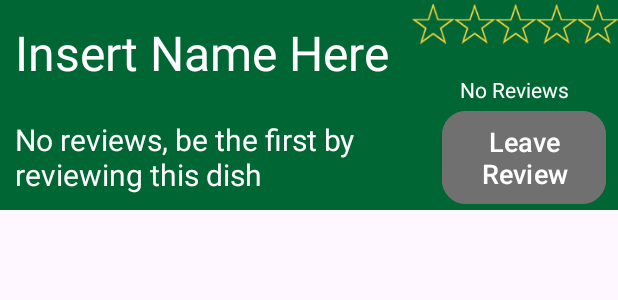
After one commit to shanepat/PalatePal, an Android app: the layout sample_food_item.xml on its own in the app's theme, with its tools: preview values and no code run, on a phone screen of 412 x 824 dp. The commit adds this screen. Shown: the top 300 px of the screen. Run offline under Robolectric (Android 15) with nearby library versions, the phone set to English and light mode, and no system bars.

Commit message:
Food item view

```diff
--- /dev/null
+++ b/app/src/main/java/msu/edu/cse476/dhillo17/palatepal/FoodItem.java
@@ -0,0 +1,189 @@
+package msu.edu.cse476.dhillo17.palatepal;
+
+import android.content.Context;
+import android.content.res.TypedArray;
+import android.graphics.Canvas;
+import android.graphics.Color;
+import android.graphics.Paint;
+import android.graphics.drawable.Drawable;
+import android.text.TextPaint;
+import android.util.AttributeSet;
+import android.view.View;
+
+/**
+ * TODO: document your custom view class.
+ */
+public class FoodItem extends View {
+    private String mExampleString; // TODO: use a default from R.string...
+    private int mExampleColor = Color.RED; // TODO: use a default from R.color...
+    private float mExampleDimension = 0; // TODO: use a default from R.dimen...
+    private Drawable mExampleDrawable;
+
+    private TextPaint mTextPaint;
+    private float mTextWidth;
+    private float mTextHeight;
+
+    public FoodItem(Context context) {
+        super(context);
+        init(null, 0);
+    }
+
+    public FoodItem(Context context, AttributeSet attrs) {
+        super(context, attrs);
+        init(attrs, 0);
+    }
+
+    public FoodItem(Context context, AttributeSet attrs, int defStyle) {
+        super(context, attrs, defStyle);
+        init(attrs, defStyle);
+    }
+
+    private void init(AttributeSet attrs, int defStyle) {
+        // Load attributes
+        final TypedArray a = getContext().obtainStyledAttributes(
+                attrs, R.styleable.FoodItem, defStyle, 0);
+
+        mExampleString = a.getString(
+                R.styleable.FoodItem_exampleString);
+        mExampleColor = a.getColor(
+                R.styleable.FoodItem_exampleColor,
+                mExampleColor);
+        // Use getDimensionPixelSize or getDimensionPixelOffset when dealing with
+        // values that should fall on pixel boundaries.
+        mExampleDimension = a.getDimension(
+                R.styleable.FoodItem_exampleDimension,
+                mExampleDimension);
+
+        if (a.hasValue(R.styleable.FoodItem_exampleDrawable)) {
+            mExampleDrawable = a.getDrawable(
+                    R.styleable.FoodItem_exampleDrawable);
+            mExampleDrawable.setCallback(this);
+        }
+
+        a.recycle();
+
+        // Set up a default TextPaint object
+        mTextPaint = new TextPaint();
+        mTextPaint.setFlags(Paint.ANTI_ALIAS_FLAG);
+        mTextPaint.setTextAlign(Paint.Align.LEFT);
+
+        // Update TextPaint and text measurements from attributes
+        invalidateTextPaintAndMeasurements();
+    }
+
+    private void invalidateTextPaintAndMeasurements() {
+        mTextPaint.setTextSize(mExampleDimension);
+        mTextPaint.setColor(mExampleColor);
+        mTextWidth = mTextPaint.measureText(mExampleString);
+
+        Paint.FontMetrics fontMetrics = mTextPaint.getFontMetrics();
+        mTextHeight = fontMetrics.bottom;
+    }
+
+    @Override
+    protected void onDraw(Canvas canvas) {
+        super.onDraw(canvas);
+
+        // TODO: consider storing these as member variables to reduce
+        // allocations per draw cycle.
+        int paddingLeft = getPaddingLeft();
+        int paddingTop = getPaddingTop();
+        int paddingRight = getPaddingRight();
+        int paddingBottom = getPaddingBottom();
+
+        int contentWidth = getWidth() - paddingLeft - paddingRight;
+        int contentHeight = getHeight() - paddingTop - paddingBottom;
+
+        // Draw the text.
+        canvas.drawText(mExampleString,
+                paddingLeft + (contentWidth - mTextWidth) / 2,
+                paddingTop + (contentHeight + mTextHeight) / 2,
+                mTextPaint);
+
+        // Draw the example drawable on top of the text.
+        if (mExampleDrawable != null) {
+            mExampleDrawable.setBounds(paddingLeft, paddingTop,
+                    paddingLeft + contentWidth, paddingTop + contentHeight);
+            mExampleDrawable.draw(canvas);
+        }
+    }
+
+    /**
+     * Gets the example string attribute value.
+     *
+     * @return The example string attribute value.
+     */
+    public String getExampleString() {
+        return mExampleString;
+    }
+
+    /**
+     * Sets the view"s example string attribute value. In the example view, this string
+     * is the text to draw.
+     *
+     * @param exampleString The example string attribute value to use.
+     */
+    public void setExampleString(String exampleString) {
+        mExampleString = exampleString;
+        invalidateTextPaintAndMeasurements();
+    }
+
+    /**
+     * Gets the example color attribute value.
+     *
+     * @return The example color attribute value.
+     */
+    public int getExampleColor() {
+        return mExampleColor;
+    }
+
+    /**
+     * Sets the view"s example color attribute value. In the example view, this color
+     * is the font color.
+     *
+     * @param exampleColor The example color attribute value to use.
+     */
+    public void setExampleColor(int exampleColor) {
+        mExampleColor = exampleColor;
+        invalidateTextPaintAndMeasurements();
+    }
+
+    /**
+     * Gets the example dimension attribute value.
+     *
+     * @return The example dimension attribute value.
+     */
+    public float getExampleDimension() {
+        return mExampleDimension;
+    }
+
+    /**
+     * Sets the view"s example dimension attribute value. In the example view, this dimension
+     * is the font size.
+     *
+     * @param exampleDimension The example dimension attribute value to use.
+     */
+    public void setExampleDimension(float exampleDimension) {
+        mExampleDimension = exampleDimension;
+        invalidateTextPaintAndMeasurements();
+    }
+
+    /**
+     * Gets the example drawable attribute value.
+     *
+     * @return The example drawable attribute value.
+     */
+    public Drawable getExampleDrawable() {
+        return mExampleDrawable;
+    }
+
+    /**
+     * Sets the view"s example drawable attribute value. In the example view, this drawable is
+     * drawn above the text.
+     *
+     * @param exampleDrawable The example drawable attribute value to use.
+     */
+    public void setExampleDrawable(Drawable exampleDrawable) {
+        mExampleDrawable = exampleDrawable;
+    }
+}
--- /dev/null
+++ b/app/src/main/res/layout/sample_food_item.xml
@@ -0,0 +1,136 @@
+<FrameLayout xmlns:android="http://schemas.android.com/apk/res/android"
+    xmlns:app="http://schemas.android.com/apk/res-auto"
+    android:layout_width="match_parent"
+    android:layout_height="match_parent">
+
+    <msu.edu.cse476.dhillo17.palatepal.FoodItem
+        style="@style/Widget.Theme.Palatepal.MyView"
+        android:layout_width="match_parent"
+        android:layout_height="140dp"
+        android:background="@color/text_color_green"
+        android:paddingLeft="20dp"
+        android:paddingBottom="40dp"
+        app:exampleDimension="24sp"
+        app:exampleDrawable="@android:drawable/ic_menu_add"
+        app:exampleString="Hello, FoodItem" />
+
+    <LinearLayout
+        android:layout_width="match_parent"
+        android:layout_height="140dp"
+        android:background="#006633"
+        android:orientation="vertical">
+
+        <LinearLayout
+            android:layout_width="match_parent"
+            android:layout_height="70dp"
+            android:orientation="horizontal">
+
+            <TextView
+                android:id="@+id/food_name"
+                android:layout_width="0dp"
+                android:layout_height="match_parent"
+                android:layout_weight="2"
+                android:gravity="center_vertical"
+                android:paddingLeft="10dp"
+                android:text="@string/food_name_default"
+                android:textColor="#FFFFFF"
+                android:textSize="32sp" />
+
+            <LinearLayout
+                android:id="@+id/review_layout"
+                android:layout_width="0dp"
+                android:layout_height="match_parent"
+                android:layout_weight="1"
+                android:gravity="center_horizontal"
+                android:orientation="vertical">
+
+                <LinearLayout
+                    android:id="@+id/review_stars"
+                    android:layout_width="match_parent"
+                    android:layout_height="50dp"
+                    android:orientation="horizontal">
+
+                    <ImageView
+                        android:id="@+id/review_star_1"
+                        android:layout_width="wrap_content"
+                        android:layout_height="wrap_content"
+                        android:layout_weight="1"
+                        app:srcCompat="@drawable/no_star" />
+
+                    <ImageView
+                        android:id="@+id/review_star_2"
+                        android:layout_width="wrap_content"
+                        android:layout_height="wrap_content"
+                        android:layout_weight="1"
+                        app:srcCompat="@drawable/no_star" />
+
+                    <ImageView
+                        android:id="@+id/review_star_3"
+                        android:layout_width="wrap_content"
+                        android:layout_height="wrap_content"
+                        android:layout_weight="1"
+                        app:srcCompat="@drawable/no_star" />
+
+                    <ImageView
+                        android:id="@+id/review_star_4"
+                        android:layout_width="wrap_content"
+                        android:layout_height="wrap_content"
+                        android:layout_weight="1"
+                        app:srcCompat="@drawable/no_star" />
+
+                    <ImageView
+                        android:id="@+id/review_star_5"
+                        android:layout_width="wrap_content"
+                        android:layout_height="wrap_content"
+                        android:layout_weight="1"
+                        app:srcCompat="@drawable/no_star" />
+
+                </LinearLayout>
+
+                <TextView
+                    android:id="@+id/num_reviews_text"
+                    android:layout_width="wrap_content"
+                    android:layout_height="20dp"
+                    android:text="@string/num_reviews"
+                    android:textColor="#FFFFFF" />
+
+            </LinearLayout>
+
+        </LinearLayout>
+
+        <LinearLayout
+            android:layout_width="match_parent"
+            android:layout_height="70dp"
+            android:orientation="horizontal">
+
+            <TextView
+                android:id="@+id/top_review"
+                android:layout_width="0dp"
+                android:layout_height="match_parent"
+                android:layout_weight="2.3"
+                android:gravity="center_vertical"
+                android:paddingLeft="10dp"
+                android:text="@string/top_review_defualt"
+                android:textColor="#FFFFFF"
+                android:textSize="20sp" />
+
+            <Button
+                android:id="@+id/leave_review_button"
+                android:layout_width="0dp"
+                android:layout_height="match_parent"
+                android:layout_weight="1"
+                android:backgroundTint="#707070"
+                android:insetLeft="8dp"
+                android:insetTop="4dp"
+                android:insetRight="8dp"
+                android:insetBottom="4dp"
+                android:padding="0dp"
+                android:text="@string/leave_review_text"
+                android:textSize="18sp"
+                app:cornerRadius="16dp"
+                app:iconPadding="0dp" />
+        </LinearLayout>
+
+    </LinearLayout>
+
+</FrameLayout>
--- a/app/src/main/res/values/strings.xml
+++ b/app/src/main/res/values/strings.xml
@@ -45,6 +45,10 @@
     <string name="post_button">Post Button</string>
     <string name="case_hall">Case Hall</string>
     <string name="map_placeholder_description">map</string>
+    <string name="leave_review_text">Leave Review</string>
+    <string name="food_name_default">Insert Name Here</string>
+    <string name="top_review_defualt">No reviews, be the first by reviewing this dish</string>
+    <string name="num_reviews">No Reviews</string>
 
 
 </resources>
```
Also changed, not shown: app/src/main/res/drawable-mdpi/full_star.png (added), app/src/main/res/drawable-mdpi/half_star.png (added), app/src/main/res/drawable-mdpi/no_star.png (added), app/src/main/res/drawable-xhdpi/full_star.png (added), app/src/main/res/drawable-xhdpi/half_star.png (added), app/src/main/res/drawable-xhdpi/no_star.png (added), app/src/main/res/drawable-xxhdpi/full_star.png (added), app/src/main/res/drawable-xxhdpi/half_star.png (added), app/src/main/res/drawable-xxhdpi/no_star.png (added), app/src/main/res/drawable-xxxhdpi/full_star.png (added), app/src/main/res/drawable-xxxhdpi/half_star.png (added), app/src/main/res/drawable-xxxhdpi/no_star.png (added).
